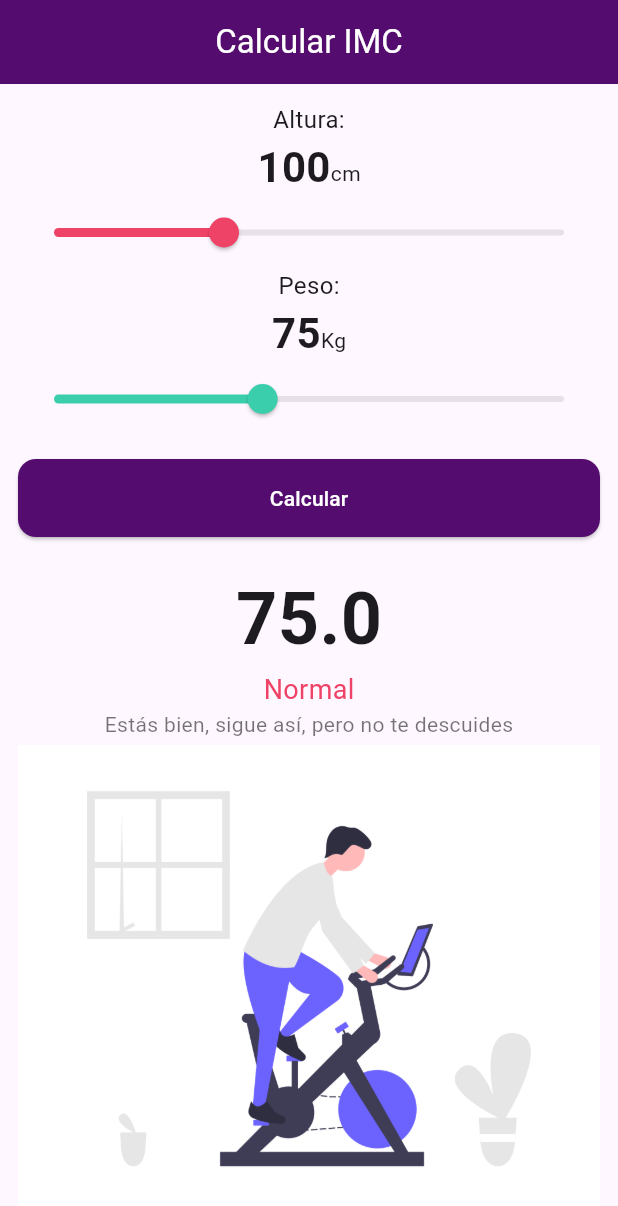
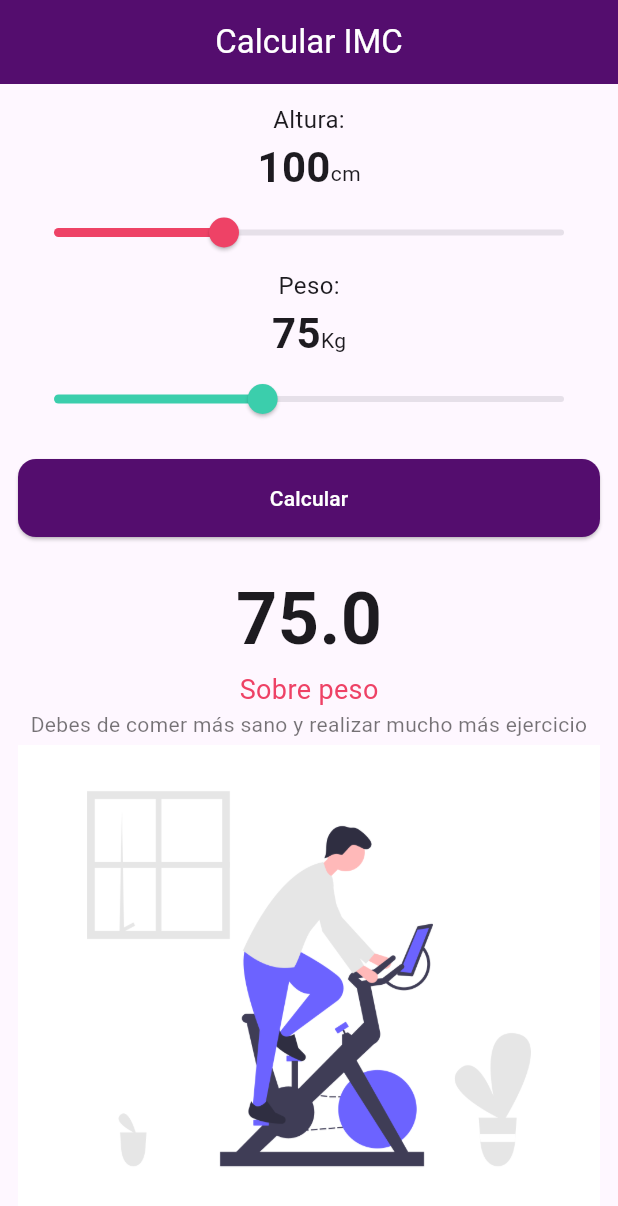
Before and after one commit to eeBarrionuevo/bmiapp_g9, a Flutter app: the screen it shows after launch, after a tap on "Calcular", on a phone screen of 412 x 824 dp. Shown: the top 1206 px of the screen. Run offline on Flutter 3.47's test engine with Material 3 defaults, Android fonts, the phone set to English and light mode, and no system bars.

Commit message:
Mods BMI

```diff
--- a/lib/main.dart
+++ b/lib/main.dart
@@ -1,3 +1,4 @@
+import 'dart:io';
 import 'dart:math';
 import 'package:flutter/material.dart';
 
@@ -25,6 +26,8 @@ class _HomePageState extends State<HomePage> {
   double height = 100.0;
   double weight = 75.0;
   double bmi = 20.0;
+  String result = "Normal";
+  String comment = "Está todo bien, sigue así";
 
   @override
   Widget build(BuildContext context) {
@@ -139,9 +142,21 @@ class _HomePageState extends State<HomePage> {
                 onPressed: () {
                     bmi = weight / pow(height/100, 2);
                     //índice
-                    //bmi < 18.0 // Bajo peso
+                    // bmi < 18.0 // Bajo peso
                     // bmi >= 18 y bmi <= 25 // Normal
                     // bmi > 25 // Sobrepeso
+
+                    if(bmi < 18){
+                      result = "Bajo peso";
+                      comment = "Debes de comer un poco más y realizar ejercicios";
+                    }else if(bmi >= 18 && bmi <= 25){
+                      result = "Normal";
+                      comment = "Estás bien, continúa comiendo sano y realizando ejercicios";
+                    }else if(bmi > 25){
+                      result = "Sobre peso";
+                      comment = "Debes de comer más sano y realizar mucho más ejercicio";
+                    }
+
                     setState(() {
 
                     });
@@ -159,14 +174,14 @@ class _HomePageState extends State<HomePage> {
               ),
             ),
             Text(
-              "Normal",
+              result,
               style: TextStyle(
                 color: Color(0xffee4266),
                 fontSize: 18.0,
               ),
             ),
             Text(
-              "Estás bien, sigue así, pero no te descuides",
+              comment,
               textAlign: TextAlign.center,
               style: TextStyle(
                 color: Colors.black54,
```
